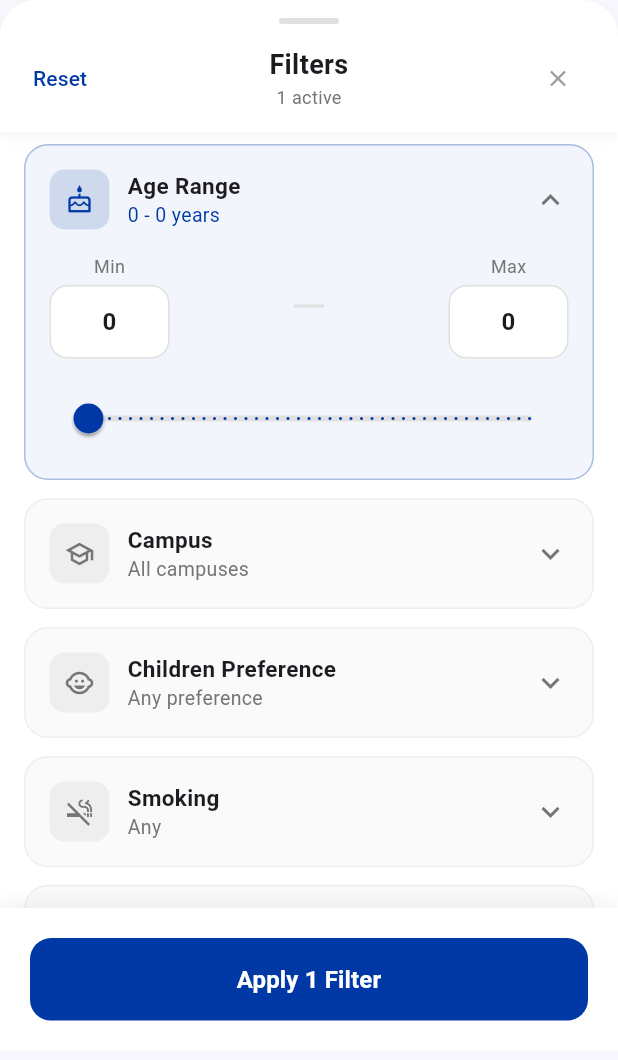
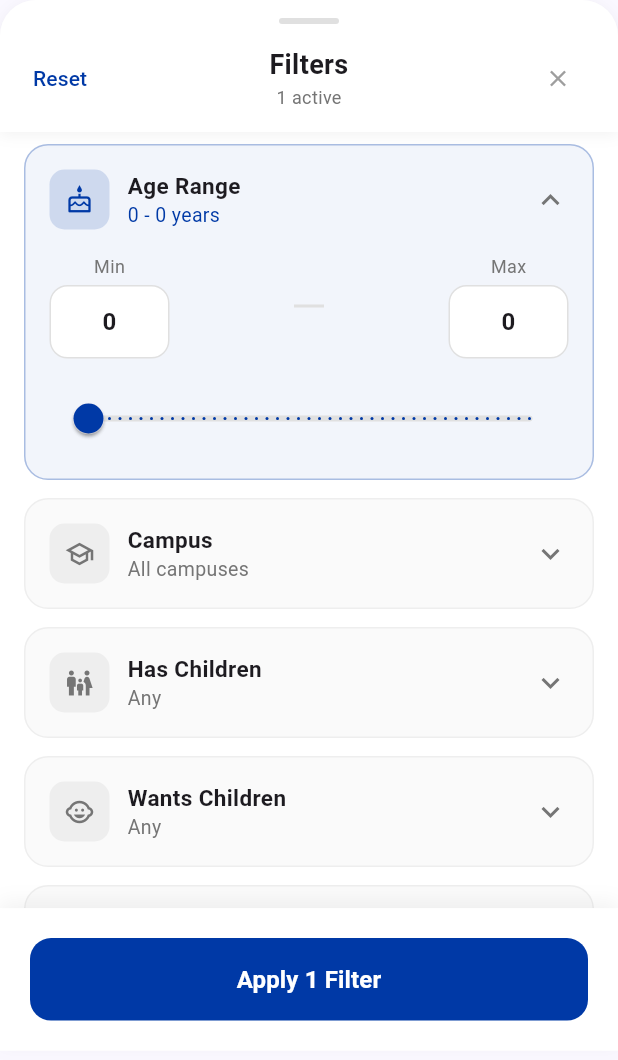
Before and after one commit to OfficialEseosa/DateBlue, a Flutter app: the FilterSheet widget shown alone on an empty page, opened directly with empty values, on a phone screen of 412 x 824 dp. Shown: the top 1060 px of the screen. Run offline on Flutter 3.47's test engine with Material 3 defaults, Android fonts, the phone set to English and light mode, and no system bars; our stand-ins replace cached_network_image, cloud_firestore, cloud_functions, firebase_auth, firebase_core, firebase_messaging and 8 more; missing offline and left inert: audio_waveforms, media_kit, media_kit_video; accounts and stored records are empty; network calls fail.

Commit message:
feat: Refactor children filters to separate hasChildren and wantsChildren options in discover service and filter sheet

```diff
--- a/lib/models/profile_options.dart
+++ b/lib/models/profile_options.dart
@@ -243,21 +243,6 @@ class ProfileOptions {
     'Newton Campus',
   ];
 
-  // Children options for filter sheets - using Firestore stored values
-  static List<String> get childrenOptions => [
-    ...hasChildrenOptions.map((o) => o['value'] as String),
-    ...wantChildrenOptions.map((o) => o['value'] as String),
-  ];
-
-  // Get display label for children filter value
-  static String getChildrenFilterLabel(String value) {
-    final hasOption = hasChildrenOptions.where((o) => o['value'] == value);
-    if (hasOption.isNotEmpty) return hasOption.first['label'] as String;
-    final wantOption = wantChildrenOptions.where((o) => o['value'] == value);
-    if (wantOption.isNotEmpty) return wantOption.first['label'] as String;
-    return value;
-  }
-
   static const List<String> religionOptions = [
     'Christian',
     'Catholic',
@@ -273,8 +258,16 @@ class ProfileOptions {
     'Prefer not to say',
   ];
 
+  // Ethnicity values for filter sheets - returns stored Firestore values
   static List<String> get ethnicityOptionsList =>
-    ethnicityOptions.map((o) => o['label'] as String).toList();
+    ethnicityOptions.map((o) => o['value'] as String).toList();
+
+  // Get display label for ethnicity filter value
+  static String getEthnicityFilterLabel(String value) {
+    final option = ethnicityOptions.where((o) => o['value'] == value);
+    if (option.isNotEmpty) return option.first['label'] as String;
+    return value;
+  }
 
   // ===================
   // HEIGHT HELPERS
--- a/lib/widgets/discover/filter_sheet.dart
+++ b/lib/widgets/discover/filter_sheet.dart
@@ -37,7 +37,8 @@ class _FilterSheetState extends State<FilterSheet> {
   late int _minAge;
   late int _maxAge;
   late List<String> _selectedCampuses;
-  late List<String> _selectedChildren;
+  late List<String> _selectedHasChildren;
+  late List<String> _selectedWantsChildren;
   late List<String> _selectedSmoking;
   late List<String> _selectedDrinking;
   late List<String> _selectedReligion;
@@ -47,7 +48,8 @@ class _FilterSheetState extends State<FilterSheet> {
   final Map<String, bool> _expanded = {
     'age': true,
     'campus': false,
-    'children': false,
+    'hasChildren': false,
+    'wantsChildren': false,
     'smoking': false,
     'drinking': false,
     'religion': false,
@@ -60,7 +62,8 @@ class _FilterSheetState extends State<FilterSheet> {
     _minAge = widget.currentFilters['minAge'] ?? 18;
     _maxAge = widget.currentFilters['maxAge'] ?? 40;
     _selectedCampuses = List<String>.from(widget.currentFilters['campuses'] ?? []);
-    _selectedChildren = List<String>.from(widget.currentFilters['children'] ?? []);
+    _selectedHasChildren = List<String>.from(widget.currentFilters['hasChildren'] ?? []);
+    _selectedWantsChildren = List<String>.from(widget.currentFilters['wantsChildren'] ?? []);
     _selectedSmoking = List<String>.from(widget.currentFilters['smoking'] ?? []);
     _selectedDrinking = List<String>.from(widget.currentFilters['drinking'] ?? []);
     _selectedReligion = List<String>.from(widget.currentFilters['religion'] ?? []);
@@ -71,7 +74,8 @@ class _FilterSheetState extends State<FilterSheet> {
     int count = 0;
     if (_minAge != 18 || _maxAge != 40) count++;
     if (_selectedCampuses.isNotEmpty) count++;
-    if (_selectedChildren.isNotEmpty) count++;
+    if (_selectedHasChildren.isNotEmpty) count++;
+    if (_selectedWantsChildren.isNotEmpty) count++;
     if (_selectedSmoking.isNotEmpty) count++;
     if (_selectedDrinking.isNotEmpty) count++;
     if (_selectedReligion.isNotEmpty) count++;
@@ -84,7 +88,8 @@ class _FilterSheetState extends State<FilterSheet> {
       _minAge = 18;
       _maxAge = 40;
       _selectedCampuses = [];
-      _selectedChildren = [];
+      _selectedHasChildren = [];
+      _selectedWantsChildren = [];
       _selectedSmoking = [];
       _selectedDrinking = [];
       _selectedReligion = [];
@@ -97,7 +102,8 @@ class _FilterSheetState extends State<FilterSheet> {
       'minAge': _minAge,
       'maxAge': _maxAge,
       'campuses': _selectedCampuses,
-      'children': _selectedChildren,
+      'hasChildren': _selectedHasChildren,
+      'wantsChildren': _selectedWantsChildren,
       'smoking': _selectedSmoking,
       'drinking': _selectedDrinking,
       'religion': _selectedReligion,
@@ -221,18 +227,33 @@ class _FilterSheetState extends State<FilterSheet> {
           ),
         ),
 
-        // Children Section
+        // Has Children Section
         _buildExpandableSection(
-          key: 'children',
-          title: 'Children Preference',
-          subtitle: _selectedChildren.isEmpty
-              ? 'Any preference'
-              : '${_selectedChildren.length} selected',
+          key: 'hasChildren',
+          title: 'Has Children',
+          subtitle: _selectedHasChildren.isEmpty
+              ? 'Any'
+              : '${_selectedHasChildren.length} selected',
+          icon: Icons.family_restroom_outlined,
+          isActive: _selectedHasChildren.isNotEmpty,
+          content: _buildMapSelectContent(
+            options: ProfileOptions.hasChildrenOptions,
+            selected: _selectedHasChildren,
+          ),
+        ),
+
+        // Wants Children Section
+        _buildExpandableSection(
+          key: 'wantsChildren',
+          title: 'Wants Children',
+          subtitle: _selectedWantsChildren.isEmpty
+              ? 'Any'
+              : '${_selectedWantsChildren.length} selected',
           icon: Icons.child_care_outlined,
-          isActive: _selectedChildren.isNotEmpty,
-          content: _buildMultiSelectContent(
-            options: ProfileOptions.childrenOptions,
-            selected: _selectedChildren,
+          isActive: _selectedWantsChildren.isNotEmpty,
+          content: _buildMapSelectContent(
+            options: ProfileOptions.wantChildrenOptions,
+            selected: _selectedWantsChildren,
           ),
         ),
 
@@ -495,6 +516,62 @@ class _FilterSheetState extends State<FilterSheet> {
     );
   }
 
+  /// Build multi-select from Map options with value/label pairs
+  /// Displays labels but stores values in selected list
+  Widget _buildMapSelectContent({
+    required List<Map<String, dynamic>> options,
+    required List<String> selected,
+  }) {
+    return Wrap(
+      spacing: 8,
+      runSpacing: 8,
+      children: options.map((option) {
+        final value = option['value'] as String;
+        final label = option['label'] as String;
+        final isSelected = selected.contains(value);
+
+        return GestureDetector(
+          onTap: () {
+            setState(() {
+              if (isSelected) {
+                selected.remove(value);
+              } else {
+                selected.add(value);
+              }
+            });
+          },
+          child: AnimatedContainer(
+            duration: const Duration(milliseconds: 200),
+            padding: const EdgeInsets.symmetric(horizontal: 14, vertical: 10),
+            decoration: BoxDecoration(
+              color: isSelected ? const Color(0xFF0039A6) : Colors.white,
+              borderRadius: BorderRadius.circular(20),
+              border: Border.all(
+                color: isSelected ? const Color(0xFF0039A6) : Colors.grey[300]!,
+                width: 1.5,
+              ),
+              boxShadow: isSelected ? [
+                BoxShadow(
+                  color: const Color(0xFF0039A6).withValues(alpha: 0.3),
+                  blurRadius: 8,
+                  offset: const Offset(0, 2),
+                ),
+              ] : null,
+            ),
+            child: Text(
+              label,
+              style: TextStyle(
+                color: isSelected ? Colors.white : Colors.black87,
+                fontWeight: isSelected ? FontWeight.w600 : FontWeight.normal,
+                fontSize: 13,
+              ),
+            ),
+          ),
+        );
+      }).toList(),
+    );
+  }
+
   Widget _buildApplyButton() {
     return Container(
       padding: const EdgeInsets.all(20),
```
Also changed, not shown: lib/screens/home/likes_page.dart (+63 -2 lines), lib/services/discover_service.dart (+14 -7 lines).
